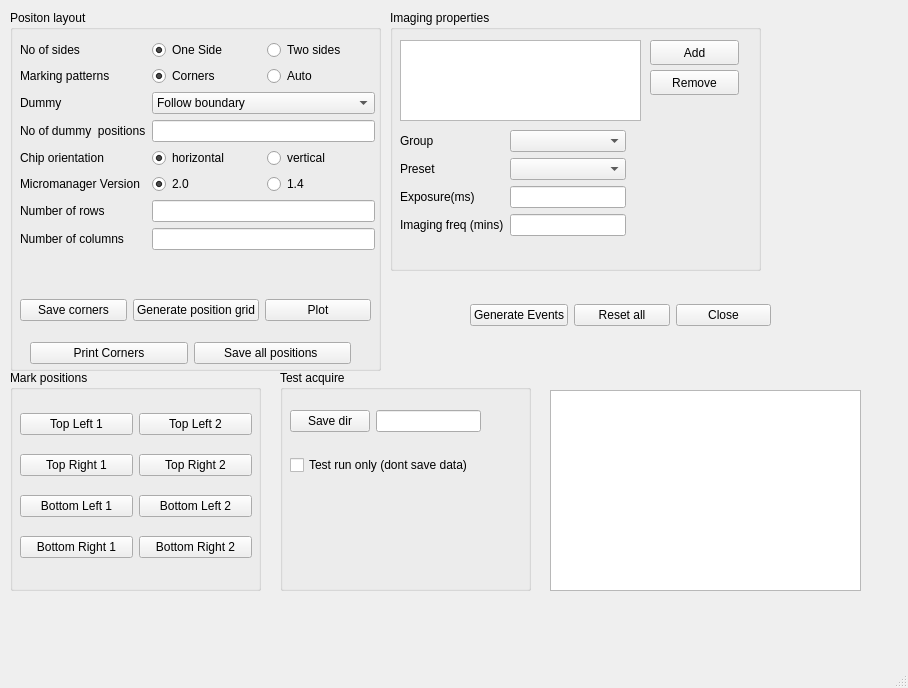
The window that rtclient/ui/qt_ui_files/positions.ui (karempudi/rtclient) describes before a commit, drawn with Qt 5.
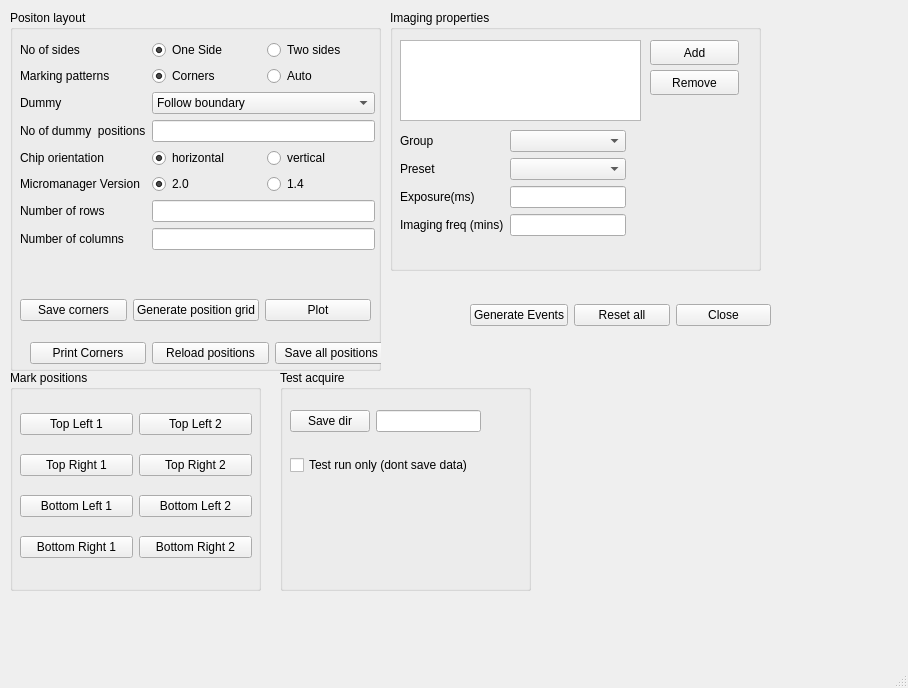
The same window after the commit.

Diff of the .ui file:
```diff
--- a/rtclient/ui/qt_ui_files/positions.ui
+++ b/rtclient/ui/qt_ui_files/positions.ui
@@ -269,7 +269,7 @@
       <rect>
        <x>20</x>
        <y>330</y>
-       <width>321</width>
+       <width>361</width>
        <height>27</height>
       </rect>
      </property>
@@ -281,6 +281,13 @@
         </property>
        </widget>
       </item>
+      <item>
+       <widget class="QPushButton" name="reload_positions_button">
+        <property name="text">
+         <string>Reload positions</string>
+        </property>
+       </widget>
+      </item>
       <item>
        <widget class="QPushButton" name="save_positions_button">
         <property name="text">
@@ -570,16 +577,6 @@
      </item>
     </layout>
    </widget>
-   <widget class="QListView" name="viewPositions">
-    <property name="geometry">
-     <rect>
-      <x>550</x>
-      <y>390</y>
-      <width>311</width>
-      <height>201</height>
-     </rect>
-    </property>
-   </widget>
    <widget class="QWidget" name="widget_2" native="true">
     <property name="geometry">
      <rect>
@@ -590,6 +587,17 @@
      </rect>
     </property>
    </widget>
+   <widget class="QWidget" name="verticalLayoutWidget">
+    <property name="geometry">
+     <rect>
+      <x>540</x>
+      <y>360</y>
+      <width>351</width>
+      <height>271</height>
+     </rect>
+    </property>
+    <layout class="QVBoxLayout" name="matplotlib_layout"/>
+   </widget>
   </widget>
   <widget class="QMenuBar" name="menubar">
    <property name="geometry">
```
